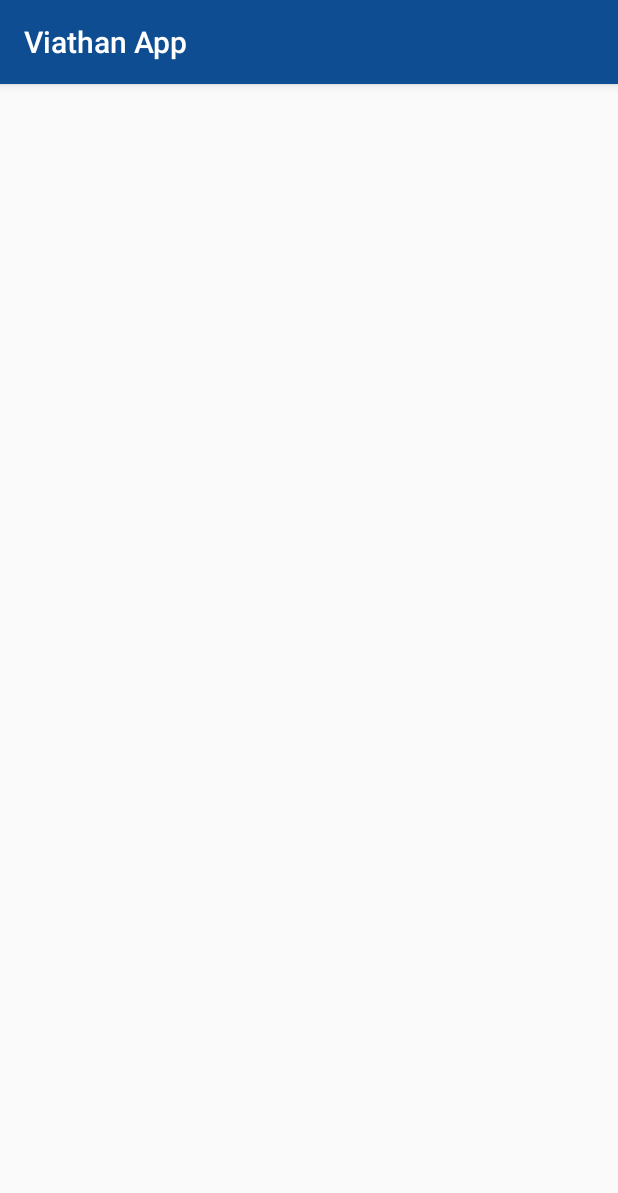
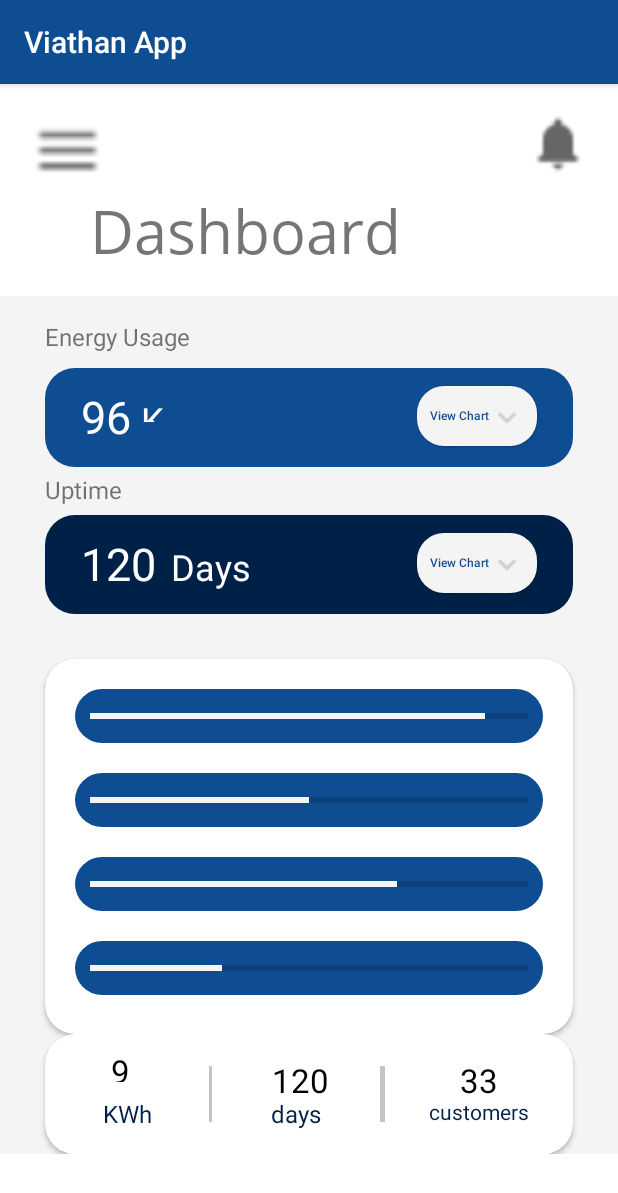
Before and after one commit to josdebum/Viathan-App, an Android app: the Dashboard screen opened directly, with no data from a screen before it, on a phone screen of 412 x 824 dp. Shown: the top 1193 px of the screen. Run offline under Robolectric (Android 15) with nearby library versions, the phone set to English and light mode, and no system bars.

Commit message:
new changes

```diff
--- a/app/src/main/java/com/example/viathanapp/Dashboard.kt
+++ b/app/src/main/java/com/example/viathanapp/Dashboard.kt
@@ -8,8 +8,8 @@
 class Dashboard : AppCompatActivity() {
     override fun onCreate(savedInstanceState: Bundle?) {
         super.onCreate(savedInstanceState)
-        setContentView(R.layout.activity_dashboard)
-        menu_bar.setOnClickListener(){ startActivity(Intent(this, Dashboard::class.java ))
+        setContentView(R.layout.activity_dashboard_new)
+        menu_bar.setOnClickListener(){ startActivity(Intent(this, NavigationActivity::class.java ))
         }
     }
 }
--- a/app/src/main/res/layout/activity_dashboard.xml
+++ b/app/src/main/res/layout/activity_dashboard.xml
@@ -5,7 +5,7 @@
     android:layout_width="match_parent"
     android:layout_height="match_parent"
     android:background="@color/bgColor"
-    tools:context=".Dashboard">
+    >
 
   <ScrollView
       android:layout_width="match_parent"
@@ -320,6 +320,7 @@
               android:text="KWh"
               android:textColor="#002147"
               android:textSize="16sp"
+              android:layout_marginTop="10dp"
               app:layout_constraintEnd_toStartOf="@id/view1"
               app:layout_constraintStart_toStartOf="parent"
               app:layout_constraintTop_toBottomOf="@id/energy_value2" />
@@ -359,6 +360,7 @@
               android:text="@string/days"
               android:textColor="#002147"
               android:textSize="16sp"
+              android:layout_marginTop="10dp"
               app:layout_constraintEnd_toStartOf="@id/view2"
               app:layout_constraintStart_toEndOf="@id/view1"
               app:layout_constraintTop_toBottomOf="@id/energy_value2" />
@@ -368,7 +370,6 @@
               android:layout_marginBottom="10dp"
               android:background="#C4C4C4"
               android:id="@+id/view2"
-
               app:layout_constraintStart_toEndOf="@id/time_val"
               android:layout_width="2dp"
               android:layout_height="50dp"
@@ -397,6 +398,7 @@
               android:text="@string/customers"
               android:textColor="#002147"
               android:textSize="14sp"
+              android:layout_marginTop="10dp"
               app:layout_constraintStart_toEndOf="@id/view2"
               app:layout_constraintEnd_toEndOf="parent"
               app:layout_constraintTop_toBottomOf="@id/energy_value2" />
--- /dev/null
+++ b/app/src/main/res/layout/activity_dashboard_new.xml
@@ -0,0 +1,423 @@
+<?xml version="1.0" encoding="UTF-8"?>
+<LinearLayout xmlns:android="http://schemas.android.com/apk/res/android"
+    xmlns:app="http://schemas.android.com/apk/res-auto"
+    xmlns:tools="http://schemas.android.com/tools"
+    android:layout_width="match_parent"
+    android:layout_height="match_parent"
+    android:background="@color/bgColor"
+    tools:context=".Dashboard">
+
+    <ScrollView
+        android:layout_width="match_parent"
+        android:layout_height="match_parent">
+
+        <androidx.constraintlayout.widget.ConstraintLayout
+            android:layout_width="match_parent"
+            android:layout_height="match_parent">
+            <androidx.appcompat.widget.AppCompatImageView
+                android:id="@+id/menu_bar"
+                android:src="@drawable/menubar"
+                android:layout_width="50dp"
+                android:layout_height="50dp"
+                android:layout_margin="20dp"
+                app:layout_constraintStart_toStartOf="parent"
+                app:layout_constraintTop_toTopOf="parent"/>
+
+            <androidx.appcompat.widget.AppCompatImageView
+                android:id="@+id/notification"
+                android:layout_width="40dp"
+                android:layout_height="40dp"
+                android:layout_margin="20dp"
+                app:layout_constraintEnd_toEndOf="parent"
+                app:layout_constraintTop_toTopOf="parent"
+                android:src="@drawable/notification_icon"/>
+
+            <androidx.appcompat.widget.AppCompatTextView
+                android:fontFamily="@font/open_sans_regular"
+                android:id="@+id/text"
+                android:layout_width="wrap_content"
+                android:layout_height="wrap_content"
+                app:layout_constraintStart_toStartOf="parent"
+                app:layout_constraintTop_toBottomOf="@id/menu_bar"
+                android:text="@string/dashboard"
+                android:textSize="40sp"
+                android:layout_marginStart="60dp"
+                android:layout_marginLeft="40dp" />
+
+            <LinearLayout
+                android:layout_width="match_parent"
+                android:layout_height="match_parent"
+                app:layout_constraintTop_toBottomOf="@id/text"
+                app:layout_constraintStart_toStartOf="parent"
+                app:layout_constraintBottom_toBottomOf="parent"
+                android:background="#F4F4F4"
+                android:orientation="vertical"
+                android:layout_marginTop="16dp">
+
+                <androidx.constraintlayout.widget.ConstraintLayout
+                    android:layout_width="match_parent"
+                    android:layout_height="match_parent">
+                    <TextView
+                        android:id="@+id/text1"
+                        android:layout_width="wrap_content"
+                        android:layout_height="wrap_content"
+                        android:text="@string/energy_usage"
+                        app:layout_constraintTop_toTopOf="parent"
+                        app:layout_constraintStart_toStartOf="parent"
+                        android:layout_marginTop="16dp"
+                        android:layout_marginStart="30dp"
+                        android:textSize="16sp"
+                        android:layout_marginLeft="30dp" />
+
+                    <RelativeLayout
+                        android:id="@+id/parentView1"
+                        android:layout_width="match_parent"
+                        android:layout_height="66dp"
+                        android:background="@drawable/energy_usage_bg"
+                        app:layout_constraintStart_toStartOf="parent"
+                        app:layout_constraintEnd_toEndOf="parent"
+                        app:layout_constraintTop_toBottomOf="@id/text1"
+                        android:layout_marginStart="30dp"
+                        android:layout_marginEnd="30dp"
+                        android:layout_marginTop="10dp"
+                        android:padding="4dp"
+                        >
+
+                        <androidx.appcompat.widget.AppCompatTextView
+                            android:textColor="@color/bgColor"
+                            android:id="@+id/energy_value"
+                            android:layout_width="wrap_content"
+                            android:layout_height="wrap_content"
+                            android:text="@string/_96"
+                            android:layout_alignParentLeft="true"
+                            android:layout_marginStart="20dp"
+                            android:layout_marginTop="8dp"
+                            android:textSize="30sp"
+                            android:layout_marginLeft="10dp"
+                            android:layout_alignParentStart="true"
+                            tools:ignore="RelativeOverlap" />
+
+                        <androidx.appcompat.widget.AppCompatTextView
+                            android:id="@+id/text2"
+                            android:layout_width="36dp"
+                            android:layout_height="18dp"
+                            android:layout_alignLeft="@id/energy_value"
+                            android:layout_marginStart="40dp"
+                            android:layout_marginLeft="40dp"
+                            android:layout_marginTop="14dp"
+                            android:text="@string/kwh"
+                            android:textColor="@color/bgColor"
+                            android:textSize="24sp"
+                            android:layout_alignStart="@id/energy_value" />
+
+                        <androidx.appcompat.widget.AppCompatButton
+                            android:id="@+id/view_bt"
+                            android:layout_width="80dp"
+                            android:layout_height="40dp"
+                            android:background="@drawable/view_bg"
+                            android:text="@string/view_chart"
+                            android:textSize="8sp"
+                            android:layout_alignParentRight="true"
+                            android:textColor="#0F4D92"
+                            android:textAllCaps="false"
+                            android:drawableRight="@drawable/view_bt"
+                            android:padding="8dp"
+                            android:layout_alignParentTop="true"
+                            android:layout_marginRight="20dp"
+                            android:layout_marginTop="8dp"
+                            tools:ignore="SmallSp"
+                            android:layout_alignParentEnd="true"
+                            android:drawableEnd="@drawable/view_bt"
+                            android:layout_marginEnd="20dp" />
+                    </RelativeLayout>
+
+                    <TextView
+                        android:id="@+id/text3"
+                        android:layout_width="wrap_content"
+                        android:layout_height="wrap_content"
+                        android:text="@string/uptime"
+                        app:layout_constraintTop_toBottomOf="@id/parentView1"
+                        app:layout_constraintStart_toStartOf="parent"
+                        android:layout_marginTop="4dp"
+                        android:layout_marginStart="30dp"
+                        android:textSize="16sp"
+                        android:layout_marginLeft="30dp" />
+
+                    <RelativeLayout
+                        android:id="@+id/parentView2"
+                        android:layout_width="match_parent"
+                        android:layout_height="66dp"
+                        android:background="@drawable/uptime_bg"
+                        app:layout_constraintStart_toStartOf="parent"
+                        app:layout_constraintEnd_toEndOf="parent"
+                        app:layout_constraintTop_toBottomOf="@id/text3"
+                        android:layout_marginStart="30dp"
+                        android:layout_marginEnd="30dp"
+                        android:layout_marginTop="6dp"
+                        android:padding="4dp"
+                        >
+
+                        <androidx.appcompat.widget.AppCompatTextView
+                            android:textColor="@color/bgColor"
+                            android:id="@+id/time_value"
+                            android:layout_width="wrap_content"
+                            android:layout_height="wrap_content"
+                            android:text="@string/_120"
+                            android:layout_alignParentLeft="true"
+                            android:layout_marginStart="20dp"
+                            android:layout_marginTop="8dp"
+                            android:textSize="30sp"
+                            android:layout_marginLeft="10dp"
+                            android:layout_alignParentStart="true"
+                            tools:ignore="RelativeOverlap" />
+
+                        <androidx.appcompat.widget.AppCompatTextView
+                            android:textColor="@color/bgColor"
+                            android:id="@+id/text4"
+                            android:layout_width="wrap_content"
+                            android:layout_height="wrap_content"
+                            android:text="@string/days"
+                            android:layout_marginStart="60dp"
+                            android:layout_alignLeft="@id/time_value"
+                            android:layout_marginTop="14dp"
+                            android:textSize="24sp"
+                            android:layout_marginLeft="60dp"
+                            android:layout_alignStart="@id/time_value" />
+
+                        <androidx.appcompat.widget.AppCompatButton
+                            android:id="@+id/view_time_bt"
+                            android:layout_width="80dp"
+                            android:layout_height="40dp"
+                            android:background="@drawable/view_bg"
+                            android:text="@string/view_chart"
+                            android:textSize="8sp"
+                            android:layout_alignParentRight="true"
+                            android:textColor="#0F4D92"
+                            android:textAllCaps="false"
+                            android:drawableRight="@drawable/view_bt"
+                            android:padding="8dp"
+                            android:layout_alignParentTop="true"
+                            android:layout_marginRight="20dp"
+                            android:layout_marginTop="8dp"
+                            android:layout_marginEnd="20dp"
+                            android:drawableEnd="@drawable/view_bt"
+                            android:layout_alignParentEnd="true"
+                            tools:ignore="SmallSp" />
+                    </RelativeLayout>
+
+                    <androidx.cardview.widget.CardView
+                        android:id="@+id/progress_bars"
+                        app:layout_constraintStart_toStartOf="parent"
+                        app:layout_constraintEnd_toEndOf="parent"
+                        app:layout_constraintTop_toBottomOf="@id/parentView2"
+                        android:layout_width="match_parent"
+                        android:layout_height="250dp"
+                        android:layout_margin="30dp"
+                        app:cardCornerRadius="20dp">
+
+                        <androidx.constraintlayout.widget.ConstraintLayout
+                            android:layout_width="match_parent"
+                            android:layout_height="match_parent">
+                            <ProgressBar
+                                app:layout_constraintEnd_toEndOf="parent"
+                                app:layout_constraintStart_toStartOf="parent"
+                                app:layout_constraintTop_toTopOf="parent"
+                                android:id="@+id/pipp_progress"
+                                android:layout_width="match_parent"
+                                android:layout_height="wrap_content"
+                                style="@style/Widget.AppCompat.ProgressBar.Horizontal"
+                                android:max="100"
+                                android:progress="90"
+                                android:background="@drawable/custom_progress"
+                                android:padding="10dp"
+                                android:layout_margin="20dp"
+                                />
+
+                            <ProgressBar
+                                app:layout_constraintEnd_toEndOf="parent"
+                                app:layout_constraintStart_toStartOf="parent"
+                                app:layout_constraintTop_toBottomOf="@id/pipp_progress"
+                                android:id="@+id/ipl_progress"
+                                android:layout_width="match_parent"
+                                android:layout_height="wrap_content"
+                                style="@style/Widget.AppCompat.ProgressBar.Horizontal"
+                                android:max="100"
+                                android:progress="50"
+                                android:background="@drawable/custom_progress"
+                                android:padding="10dp"
+                                android:layout_margin="20dp"
+                                />
+
+                            <ProgressBar
+                                app:layout_constraintEnd_toEndOf="parent"
+                                app:layout_constraintStart_toStartOf="parent"
+                                app:layout_constraintTop_toBottomOf="@id/ipl_progress"
+                                android:id="@+id/ilupeju_progress"
+                                android:layout_width="match_parent"
+                                android:layout_height="wrap_content"
+                                style="@style/Widget.AppCompat.ProgressBar.Horizontal"
+                                android:max="100"
+                                android:progress="70"
+                                android:background="@drawable/custom_progress"
+                                android:padding="10dp"
+                                android:layout_margin="20dp"
+                                />
+
+                            <ProgressBar
+                                app:layout_constraintEnd_toEndOf="parent"
+                                app:layout_constraintStart_toStartOf="parent"
+                                app:layout_constraintTop_toBottomOf="@id/ilupeju_progress"
+                                android:id="@+id/lisabi_progress"
+                                android:layout_width="match_parent"
+                                android:layout_height="wrap_content"
+                                style="@style/Widget.AppCompat.ProgressBar.Horizontal"
+                                android:max="100"
+                                android:progress="30"
+                                android:background="@drawable/custom_progress"
+                                android:padding="10dp"
+                                android:layout_margin="20dp"
+                                />
+
+                        </androidx.constraintlayout.widget.ConstraintLayout>
+                    </androidx.cardview.widget.CardView>
+
+                    <androidx.cardview.widget.CardView
+                        android:layout_width="match_parent"
+                        android:layout_height="80dp"
+
+                        app:layout_constraintStart_toStartOf="parent"
+                        app:layout_constraintEnd_toEndOf="parent"
+                        android:layout_marginStart="30dp"
+                        android:layout_marginEnd="30dp"
+                        android:layout_marginBottom="10dp"
+                        app:cardCornerRadius="20dp"
+                        app:layout_constraintTop_toBottomOf="@id/progress_bars"
+                        >
+
+                        <androidx.constraintlayout.widget.ConstraintLayout
+                            android:layout_width="match_parent"
+                            android:layout_height="match_parent">
+
+                            <androidx.appcompat.widget.AppCompatTextView
+                                android:id="@+id/energy_value2"
+                                android:layout_width="19dp"
+                                android:layout_height="22dp"
+                                android:layout_marginStart="44dp"
+                                android:layout_marginLeft="44dp"
+                                android:layout_marginTop="10dp"
+                                android:text="96"
+                                android:textColor="#000000"
+                                android:textSize="22sp"
+                                app:layout_constraintEnd_toStartOf="@id/view1"
+                                app:layout_constraintStart_toStartOf="parent"
+                                app:layout_constraintTop_toTopOf="parent" />
+
+                            <androidx.appcompat.widget.AppCompatTextView
+                                android:id="@+id/text5"
+                                android:layout_width="wrap_content"
+                                android:layout_height="wrap_content"
+                                android:text="KWh"
+                                android:textColor="#002147"
+                                android:textSize="16sp"
+                                android:layout_marginTop="10dp"
+                                app:layout_constraintEnd_toStartOf="@id/view1"
+                                app:layout_constraintStart_toStartOf="parent"
+                                app:layout_constraintTop_toBottomOf="@id/energy_value2" />
+
+                            <androidx.appcompat.widget.AppCompatImageView
+                                android:id="@+id/view1"
+                                android:src="@drawable/line"
+                                android:layout_width="2dp"
+                                android:layout_height="37dp"
+                                android:layout_marginStart="46dp"
+                                android:layout_marginLeft="46dp"
+                                android:layout_marginTop="10dp"
+                                android:layout_marginBottom="10dp"
+                                android:background="#C4C4C4"
+                                app:layout_constraintBottom_toBottomOf="parent"
+                                app:layout_constraintStart_toEndOf="@id/energy_value2"
+                                app:layout_constraintTop_toTopOf="parent" />
+
+                            <androidx.appcompat.widget.AppCompatTextView
+                                android:textColor="#000000"
+                                android:id="@+id/time_val"
+                                android:layout_width="wrap_content"
+                                android:layout_height="wrap_content"
+                                android:text="120"
+                                android:layout_marginTop="16dp"
+                                app:layout_constraintEnd_toStartOf="@id/view2"
+                                app:layout_constraintStart_toEndOf="@id/view1"
+                                app:layout_constraintTop_toTopOf="parent"
+
+                                android:textSize="22sp"
+                                android:layout_marginLeft="40dp"
+                                android:layout_marginStart="40dp" />
+
+                            <androidx.appcompat.widget.AppCompatTextView
+                                android:id="@+id/text6"
+                                android:layout_width="wrap_content"
+                                android:layout_height="wrap_content"
+                                android:text="days"
+                                android:textColor="#002147"
+                                android:textSize="16sp"
+                                android:layout_marginTop="10dp"
+                                app:layout_constraintEnd_toStartOf="@id/view2"
+                                app:layout_constraintStart_toEndOf="@id/view1"
+                                app:layout_constraintTop_toBottomOf="@id/energy_value2" />
+
+                            <androidx.appcompat.widget.AppCompatImageView
+                                android:id="@+id/view2"
+                                android:layout_width="3dp"
+                                android:layout_height="37dp"
+                                android:layout_marginStart="34dp"
+                                android:layout_marginLeft="34dp"
+                                android:layout_marginTop="10dp"
+                                android:layout_marginBottom="10dp"
+                                android:src="@drawable/line"
+                                android:background="#C4C4C4"
+                                app:layout_constraintBottom_toBottomOf="parent"
+                                app:layout_constraintStart_toEndOf="@id/time_val"
+                                app:layout_constraintTop_toTopOf="parent" />
+
+                            <androidx.appcompat.widget.AppCompatTextView
+                                android:id="@+id/cus_val"
+                                android:layout_width="wrap_content"
+                                android:layout_height="wrap_content"
+                                android:layout_marginTop="16dp"
+                                android:text="33"
+                                android:textColor="#000000"
+                                android:textSize="22sp"
+                                app:layout_constraintEnd_toEndOf="parent"
+                                app:layout_constraintStart_toEndOf="@id/view2"
+
+                                app:layout_constraintTop_toTopOf="parent" />
+
+                            <androidx.appcompat.widget.AppCompatTextView
+                                android:id="@+id/text7"
+                                android:layout_width="wrap_content"
+                                android:layout_height="wrap_content"
+                                android:text="customers"
+                                android:textColor="#002147"
+                                android:textSize="14sp"
+                                android:layout_marginTop="10dp"
+                                app:layout_constraintStart_toEndOf="@id/view2"
+                                app:layout_constraintEnd_toEndOf="parent"
+                                app:layout_constraintTop_toBottomOf="@id/energy_value2" />
+
+
+                        </androidx.constraintlayout.widget.ConstraintLayout>
+
+                    </androidx.cardview.widget.CardView>
+
+                </androidx.constraintlayout.widget.ConstraintLayout>
+
+
+            </LinearLayout>
+
+        </androidx.constraintlayout.widget.ConstraintLayout>
+
+
+    </ScrollView>
+
+
+</LinearLayout>
```
Also changed, not shown: app/src/main/res/drawable/line.png (added).
